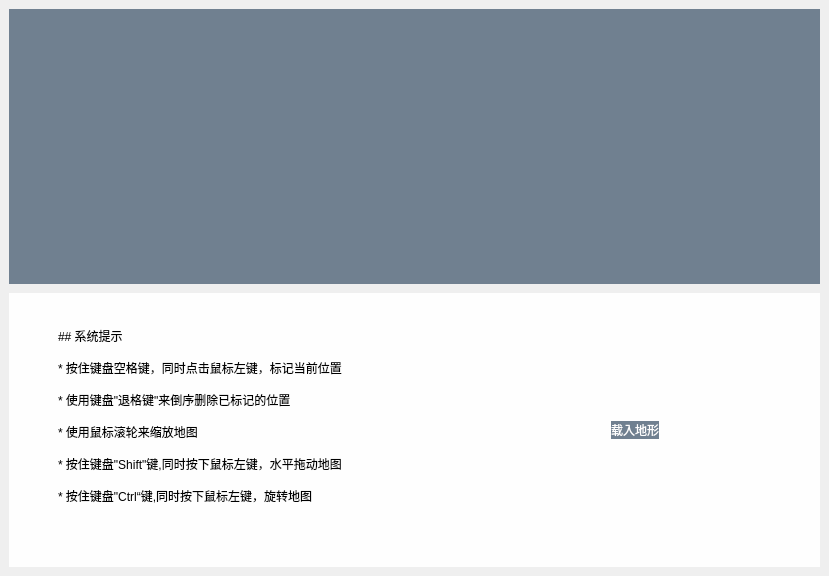
Old version of the form mainwindow.ui in the repository Mtr1994/TrackDesign.
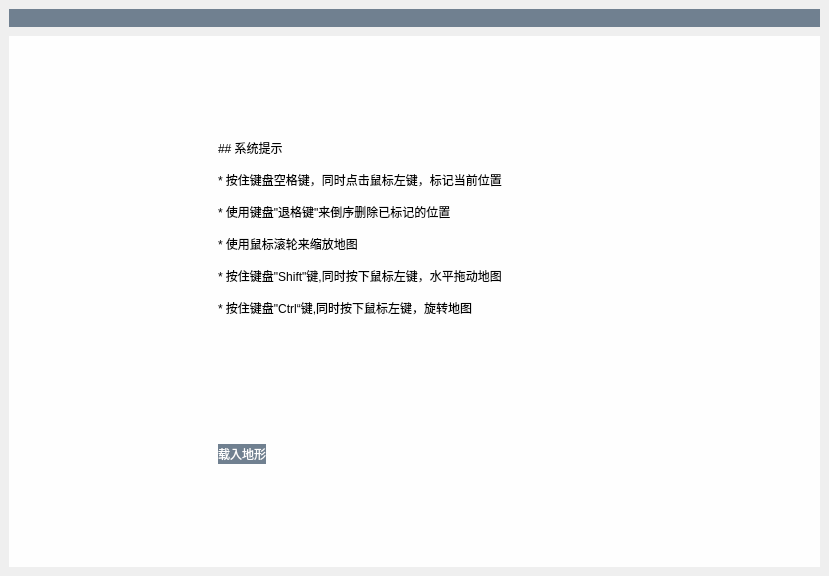
New version of the form. Icons and pictures are not drawn. Custom widgets are drawn as their Qt base class.

Patch:
```diff
--- a/mainwindow.ui
+++ b/mainwindow.ui
@@ -54,6 +54,12 @@
     </item>
     <item row="1" column="0">
      <widget class="QWidget" name="widgetStartup" native="true">
+      <property name="sizePolicy">
+       <sizepolicy hsizetype="Preferred" vsizetype="Expanding">
+        <horstretch>0</horstretch>
+        <verstretch>0</verstretch>
+       </sizepolicy>
+      </property>
       <property name="styleSheet">
        <string notr="true">QWidget#widgetStartup
 {
@@ -62,9 +68,36 @@
 }</string>
       </property>
       <layout class="QGridLayout" name="gridLayout_2">
-       <item row="0" column="0" rowspan="2" colspan="2">
-        <layout class="QHBoxLayout" name="horizontalLayout_2">
-         <item>
+       <item row="0" column="1">
+        <spacer name="verticalSpacer">
+         <property name="orientation">
+          <enum>Qt::Vertical</enum>
+         </property>
+         <property name="sizeHint" stdset="0">
+          <size>
+           <width>20</width>
+           <height>92</height>
+          </size>
+         </property>
+        </spacer>
+       </item>
+       <item row="0" column="3" rowspan="5">
+        <widget class="QLabel" name="lbBoat">
+         <property name="sizePolicy">
+          <sizepolicy hsizetype="Expanding" vsizetype="Preferred">
+           <horstretch>0</horstretch>
+           <verstretch>0</verstretch>
+          </sizepolicy>
+         </property>
+         <property name="styleSheet">
+          <string notr="true">image: url(:/Image/boat.png);</string>
+         </property>
+         <property name="text">
+          <string/>
+         </property>
+        </widget>
+       </item>
+       <item row="1" column="0">
           <spacer name="horizontalSpacer_4">
            <property name="orientation">
             <enum>Qt::Horizontal</enum>
@@ -74,13 +107,13 @@
            </property>
            <property name="sizeHint" stdset="0">
             <size>
-             <width>40</width>
+           <width>200</width>
              <height>20</height>
             </size>
            </property>
           </spacer>
          </item>
-         <item>
+       <item row="1" column="1" colspan="2">
           <widget class="QLabel" name="label">
            <property name="sizePolicy">
             <sizepolicy hsizetype="Expanding" vsizetype="Expanding">
@@ -114,25 +147,23 @@
            </property>
           </widget>
          </item>
-         <item>
-          <spacer name="horizontalSpacer_3">
+       <item row="2" column="1">
+        <spacer name="verticalSpacer_2">
            <property name="orientation">
-            <enum>Qt::Horizontal</enum>
+          <enum>Qt::Vertical</enum>
            </property>
            <property name="sizeType">
             <enum>QSizePolicy::Preferred</enum>
            </property>
            <property name="sizeHint" stdset="0">
             <size>
-             <width>40</width>
-             <height>20</height>
+           <width>20</width>
+           <height>92</height>
             </size>
            </property>
           </spacer>
          </item>
-         <item>
-          <layout class="QGridLayout" name="gridLayout_4">
-           <item row="1" column="1">
+       <item row="3" column="1">
             <widget class="QPushButton" name="btnLoad">
              <property name="sizePolicy">
               <sizepolicy hsizetype="Preferred" vsizetype="Preferred">
@@ -168,64 +199,31 @@
              </property>
             </widget>
            </item>
-           <item row="2" column="1">
-            <spacer name="verticalSpacer_3">
-             <property name="orientation">
-              <enum>Qt::Vertical</enum>
-             </property>
-             <property name="sizeType">
-              <enum>QSizePolicy::Expanding</enum>
-             </property>
-             <property name="sizeHint" stdset="0">
-              <size>
-               <width>20</width>
-               <height>40</height>
-              </size>
-             </property>
-            </spacer>
-           </item>
-           <item row="2" column="0">
+       <item row="3" column="2">
             <spacer name="horizontalSpacer">
              <property name="orientation">
               <enum>Qt::Horizontal</enum>
              </property>
              <property name="sizeHint" stdset="0">
               <size>
-               <width>40</width>
+           <width>175</width>
                <height>20</height>
               </size>
              </property>
             </spacer>
            </item>
-           <item row="2" column="2">
-            <spacer name="horizontalSpacer_2">
-             <property name="orientation">
-              <enum>Qt::Horizontal</enum>
-             </property>
-             <property name="sizeHint" stdset="0">
-              <size>
-               <width>40</width>
-               <height>20</height>
-              </size>
-             </property>
-            </spacer>
-           </item>
-           <item row="0" column="1">
-            <spacer name="verticalSpacer_4">
+       <item row="4" column="1">
+        <spacer name="verticalSpacer_3">
              <property name="orientation">
               <enum>Qt::Vertical</enum>
              </property>
              <property name="sizeHint" stdset="0">
               <size>
                <width>20</width>
-               <height>40</height>
+           <height>92</height>
               </size>
              </property>
             </spacer>
-           </item>
-          </layout>
-         </item>
-        </layout>
        </item>
       </layout>
      </widget>
```
Lines whose indentation alone changed are shown as unchanged.
